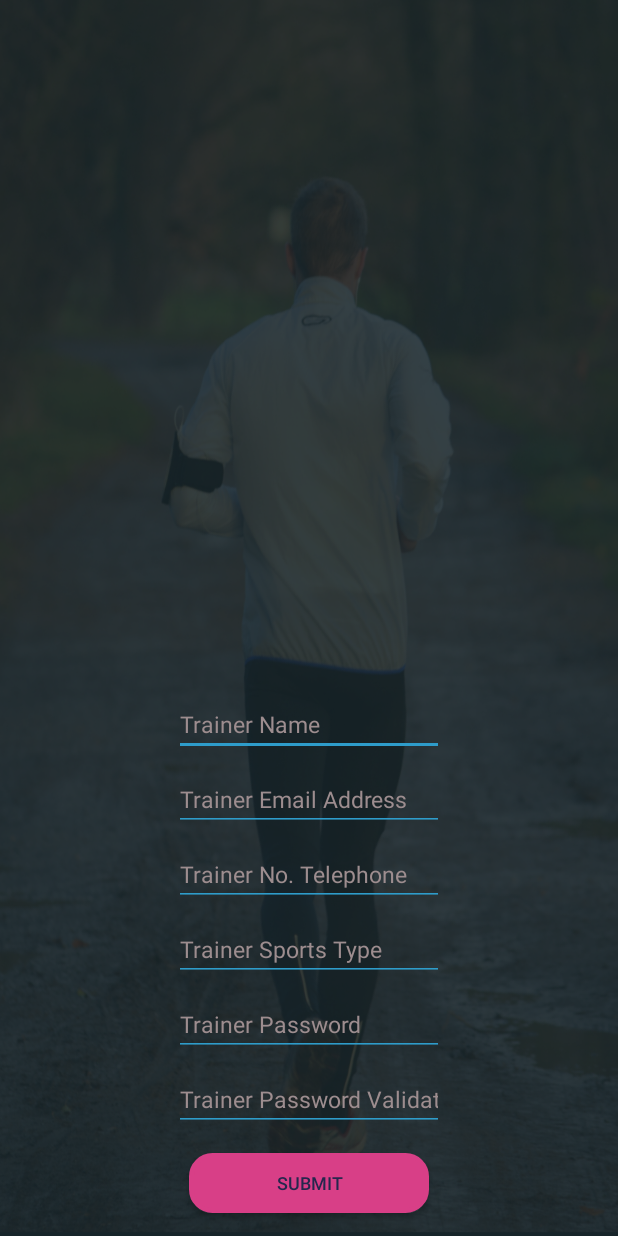
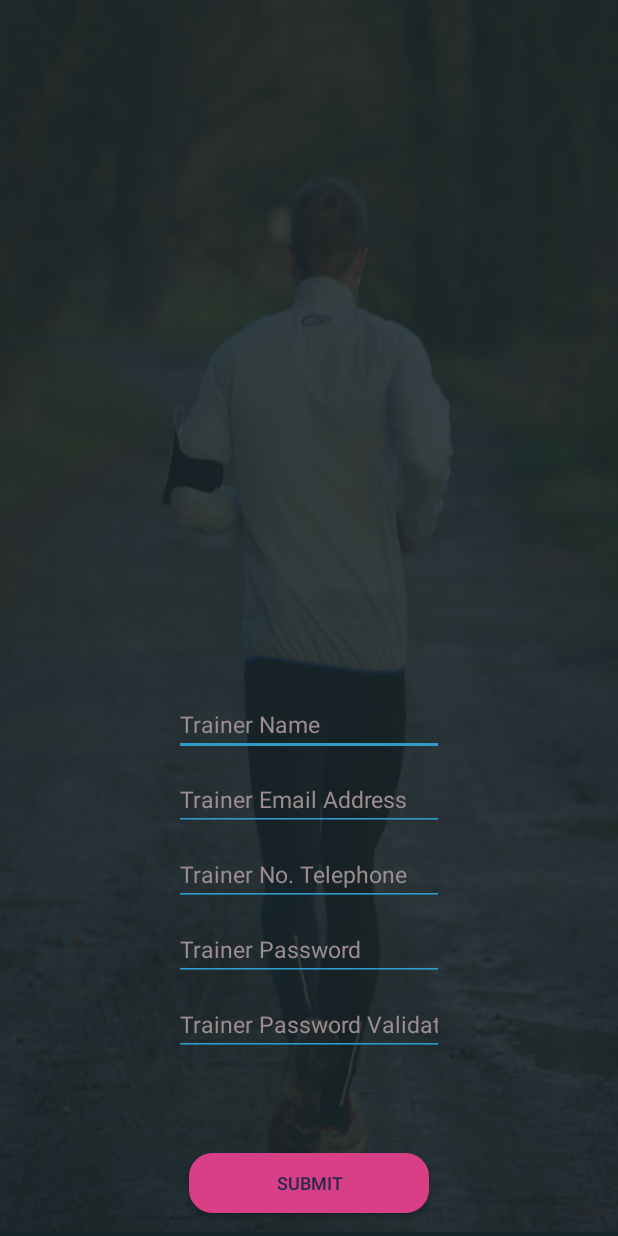
Before and after one commit to NemeumProject/Nemeum, an Android app: the TrainerUserRegistration screen opened directly, with no data from a screen before it, after a tap on "SUBMIT", on a phone screen of 412 x 824 dp. Run offline under Robolectric (Android 15) with nearby library versions, the phone set to English and light mode, and no system bars.

Commit message:
Register Screen for trainer user

```diff
--- a/app/src/main/java/com/nemeum/project/nemeumproject/TrainerUserRegistration.java
+++ b/app/src/main/java/com/nemeum/project/nemeumproject/TrainerUserRegistration.java
@@ -38,6 +38,29 @@ public class TrainerUserRegistration extends AppCompatActivity {
 
     private void TrainerRegisterValidation(String Trainer_Name,String Trainer_Email,String Trainer_Telp,String Trainer_Pass,String Trainer_Pass_Vall)
     {
-
+        if(Trainer_Name.length()<3)
+        {
+            Toast.makeText(TrainerUserRegistration.this,"Your input name less than 3 characters, please input more than 2 characters!",Toast.LENGTH_LONG).show();
+        }
+        if(Trainer_Name.length()>22)
+        {
+            Toast.makeText(TrainerUserRegistration.this,"Your input name more than 22 characters, please input less than 23 characters!",Toast.LENGTH_LONG).show();
+        }
+        if(Trainer_Email.length()==0)
+        {
+            Toast.makeText(TrainerUserRegistration.this,"Your input name more than 22 characters, please input less than 23 characters!",Toast.LENGTH_LONG).show();
+        }
+        if(Trainer_Telp.length()<7)
+        {
+            Toast.makeText(TrainerUserRegistration.this,"Your input telephone number less than 7 characters, please input more than 6 characters!",Toast.LENGTH_LONG).show();
+        }
+        if(Trainer_Pass.length()<6)
+        {
+            Toast.makeText(TrainerUserRegistration.this,"Your input password less than 6 characters, please input more than 5 characters!",Toast.LENGTH_LONG).show();
+        }
+        if(!Trainer_Pass.equals(Trainer_Pass_Vall))
+        {
+            Toast.makeText(TrainerUserRegistration.this,"Your password and your password validation doesn't match",Toast.LENGTH_LONG).show();
+        }
     }
 }
--- a/app/src/main/res/layout/activity_trainer_register.xml
+++ b/app/src/main/res/layout/activity_trainer_register.xml
@@ -50,21 +50,6 @@
         android:textColor="#ffffff"/>
 
     <EditText
-        android:id="@+id/TrainerSportType"
-        android:layout_width="wrap_content"
-        android:layout_height="wrap_content"
-        android:ems="10"
-        android:backgroundTint="#2e9cca"
-        android:inputType="text"
-        android:hint="Trainer Sports Type"
-        android:textColorHint="#9d8d8f"
-        android:textSize="15dp"
-        android:layout_alignParentBottom="true"
-        android:layout_centerHorizontal="true"
-        android:layout_marginBottom="170dp"
-        android:textColor="#ffffff"/>
-
-    <EditText
         android:id="@+id/TrainerPasswordRegister"
         android:layout_width="wrap_content"
         android:layout_height="wrap_content"
@@ -76,7 +61,7 @@
         android:textSize="15dp"
         android:layout_alignParentBottom="true"
         android:layout_centerHorizontal="true"
-        android:layout_marginBottom="120dp"
+        android:layout_marginBottom="170dp"
         android:textColor="#ffffff"/>
 
     <EditText
@@ -91,7 +76,7 @@
         android:textSize="15dp"
         android:layout_alignParentBottom="true"
         android:layout_centerHorizontal="true"
-        android:layout_marginBottom="70dp"
+        android:layout_marginBottom="120dp"
         android:textColor="#ffffff"/>
 
     <Button
```
Also changed, not shown: app/src/main/java/com/nemeum/project/nemeumproject/NormalUserRegistration.java (+43 -0 lines).
